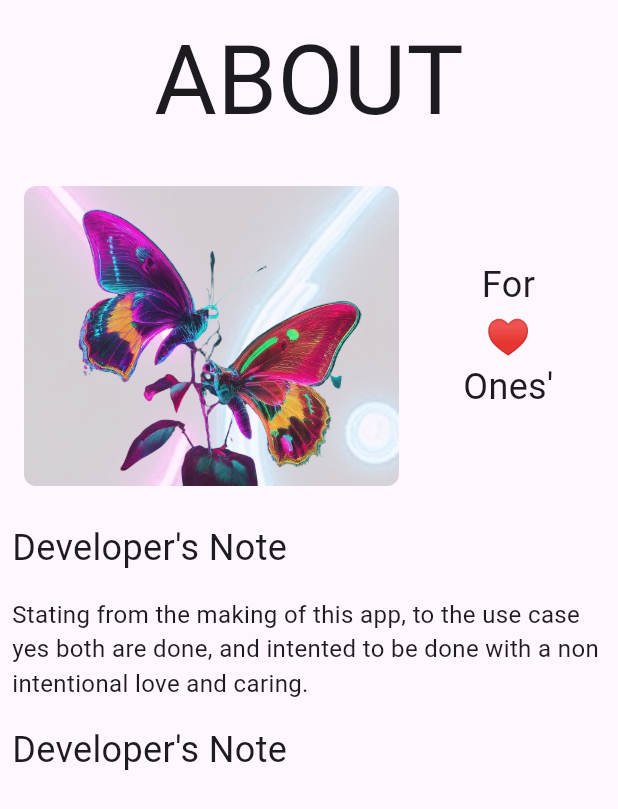
After one commit to Gaurav-822/Chat-Application-Flutter, a Flutter app: the AboutPage screen opened by its route, on a phone screen of 412 x 824 dp. The commit adds this screen. Shown: the top 809 px of the screen. Run offline on Flutter 3.47's test engine with Material 3 defaults, Android fonts, the phone set to English and light mode, and no system bars; our stand-ins replace animated_splash_screen, another_flutter_splash_screen, cached_network_image, cloud_firestore, firebase_auth, firebase_core and 9 more; missing offline and left inert: flutter_barcode_scanner; accounts and stored records are empty; network calls fail; Roboto replaces fonts that are missing (Readex Pro).

Commit message:
about page

```diff
--- /dev/null
+++ b/lib/pages/about_page.dart
@@ -0,0 +1,117 @@
+import 'package:flutter/material.dart';
+
+class AboutPage extends StatelessWidget {
+  const AboutPage({Key? key}) : super(key: key);
+
+  @override
+  Widget build(BuildContext context) {
+    return Scaffold(
+      body: SafeArea(
+        top: true,
+        child: SingleChildScrollView(
+          child: Column(
+            mainAxisSize: MainAxisSize.max,
+            children: [
+              Align(
+                alignment: Alignment.center,
+                child: Padding(
+                  padding: EdgeInsets.all(8),
+                  child: Text(
+                    'ABOUT',
+                    style: TextStyle(
+                      fontFamily: 'Readex Pro',
+                      fontSize: 64,
+                    ),
+                  ),
+                ),
+              ),
+              Padding(
+                padding: EdgeInsets.all(8),
+                child: Row(
+                  mainAxisSize: MainAxisSize.max,
+                  children: [
+                    Stack(
+                      children: [
+                        Opacity(
+                          opacity: 0.2,
+                          child: Padding(
+                            padding: EdgeInsets.all(8),
+                            child: ClipRRect(
+                              borderRadius: BorderRadius.circular(8),
+                              child: Image.asset(
+                                'assets/icon.jpg',
+                                width: 250,
+                                height: 200,
+                                fit: BoxFit.none,
+                              ),
+                            ),
+                          ),
+                        ),
+                        Padding(
+                          padding: EdgeInsets.all(8),
+                          child: ClipRRect(
+                            borderRadius: BorderRadius.circular(24),
+                            child: Image.asset(
+                              'assets/about_love.png',
+                              width: 250,
+                              height: 200,
+                              fit: BoxFit.contain,
+                            ),
+                          ),
+                        ),
+                      ],
+                    ),
+                    Expanded(
+                      child: Text(
+                        'For\n♥️\nOnes\'',
+                        textAlign: TextAlign.center,
+                        style: TextStyle(
+                          fontSize: 24,
+                        ),
+                      ),
+                    ),
+                  ],
+                ),
+              ),
+              Padding(
+                padding: EdgeInsets.all(8),
+                child: Align(
+                  alignment: Alignment.centerLeft,
+                  child: Text(
+                    'Developer\'s Note',
+                    style: TextStyle(
+                      fontFamily: 'Readex Pro',
+                      fontSize: 24,
+                    ),
+                  ),
+                ),
+              ),
+              Padding(
+                padding: EdgeInsets.all(8),
+                child: Text(
+                  'Stating from the making of this app, to the use case yes both are done, and intented to be done with a non intentional love and caring.',
+                  style: TextStyle(
+                    fontSize: 16,
+                  ),
+                ),
+              ),
+              Padding(
+                padding: EdgeInsets.all(8),
+                child: Align(
+                  alignment: Alignment.centerLeft,
+                  child: Text(
+                    'Developer\'s Note',
+                    style: TextStyle(
+                      fontFamily: 'Readex Pro',
+                      fontSize: 24,
+                    ),
+                  ),
+                ),
+              ),
+            ],
+          ),
+        ),
+      ),
+    );
+  }
+}
--- a/lib/pages/drawer_page.dart
+++ b/lib/pages/drawer_page.dart
@@ -1,4 +1,5 @@
 import 'package:chat_app/Functions/profile_function.dart';
+import 'package:chat_app/pages/about_page.dart';
 import 'package:chat_app/pages/profile_page.dart';
 import 'package:chat_app/signIn/auth/email_pass_auth.dart';
 import 'package:chat_app/sprites/proflie_pic.dart';
@@ -194,7 +195,7 @@ class _PersonaPageState extends State<PersonaPage> {
                   child: Padding(
                     padding: EdgeInsets.all(8),
                     child: GestureDetector(
-                      // onTap: About(),
+                      onTap: () => GoRouter.of(context).go('/aboutPage'),
                       child: Row(
                         mainAxisSize: MainAxisSize.max,
                         children: [
--- a/lib/routes.dart
+++ b/lib/routes.dart
@@ -1,5 +1,6 @@
 import 'package:chat_app/chats/conversation_page.dart';
 import 'package:chat_app/main.dart';
+import 'package:chat_app/pages/about_page.dart';
 import 'package:chat_app/pages/gallery/for_admin.dart';
 import 'package:chat_app/pages/gallery/for_love.dart';
 import 'package:chat_app/pages/profile_page.dart';
@@ -33,6 +34,10 @@ routes() {
             builder: (context, state) => ProfilePage(),
           ),
           GoRoute(
+            path: "aboutPage",
+            builder: (context, state) => AboutPage(),
+          ),
+          GoRoute(
             path: "galleryForLove",
             builder: (context, state) => GalleryForLoved(),
           ),
--- a/pubspec.yaml
+++ b/pubspec.yaml
@@ -113,6 +113,7 @@ flutter:
     - assets/splash_gif_file.gif
     - assets/neon_butterfly.png
     - assets/neon_butterfly_cocoon.png
+    - assets/about_love.png
 
   # An image asset can refer to one or more resolution-specific "variants", see
   # https://flutter.dev/assets-and-images/#resolution-aware
```
Also changed, not shown: assets/about_love.png (added).
